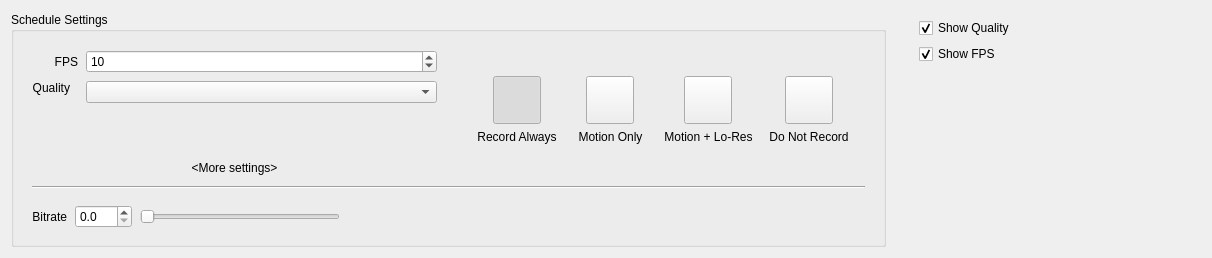
This is client/nx_client_desktop/src/nx/client/desktop/resource_properties/camera/widgets/schedule_settings_widget.ui in networkoptix/nx_open as Qt 5 draws it before an edit. The edited form follows.
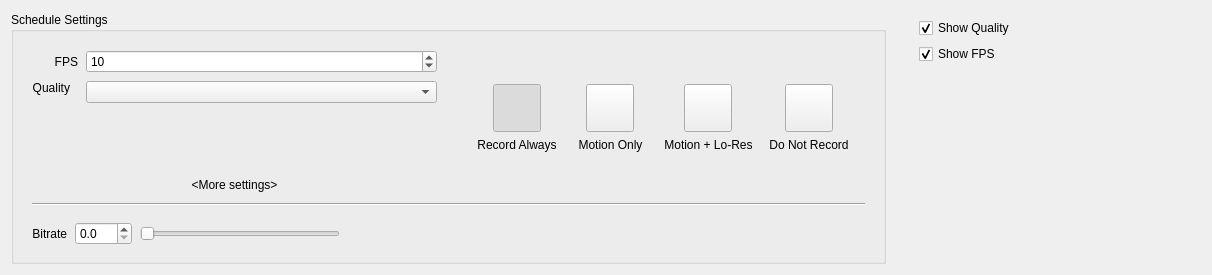
This is the edited form. Custom widgets are drawn as their Qt base class.

Commit message:
Recording type buttons width fix
<==== Mercurial data ====>
Branch: vms

Patch:
```diff
--- a/client/nx_client_desktop/src/nx/client/desktop/resource_properties/camera/widgets/schedule_settings_widget.ui
+++ b/client/nx_client_desktop/src/nx/client/desktop/resource_properties/camera/widgets/schedule_settings_widget.ui
@@ -7,7 +7,7 @@
     <x>0</x>
     <y>0</y>
     <width>1212</width>
-    <height>258</height>
+    <height>275</height>
    </rect>
   </property>
   <layout class="QHBoxLayout" name="horizontalLayout_2" stretch="3,1">
@@ -45,7 +45,7 @@
           <number>8</number>
          </property>
          <item>
-          <layout class="QGridLayout" name="gridLayout" rowstretch="1,0" columnstretch="1,1,1,1">
+          <layout class="QGridLayout" name="gridLayout" rowstretch="1,0">
            <property name="leftMargin">
             <number>16</number>
            </property>
```
The commit also changes 1 other file.
